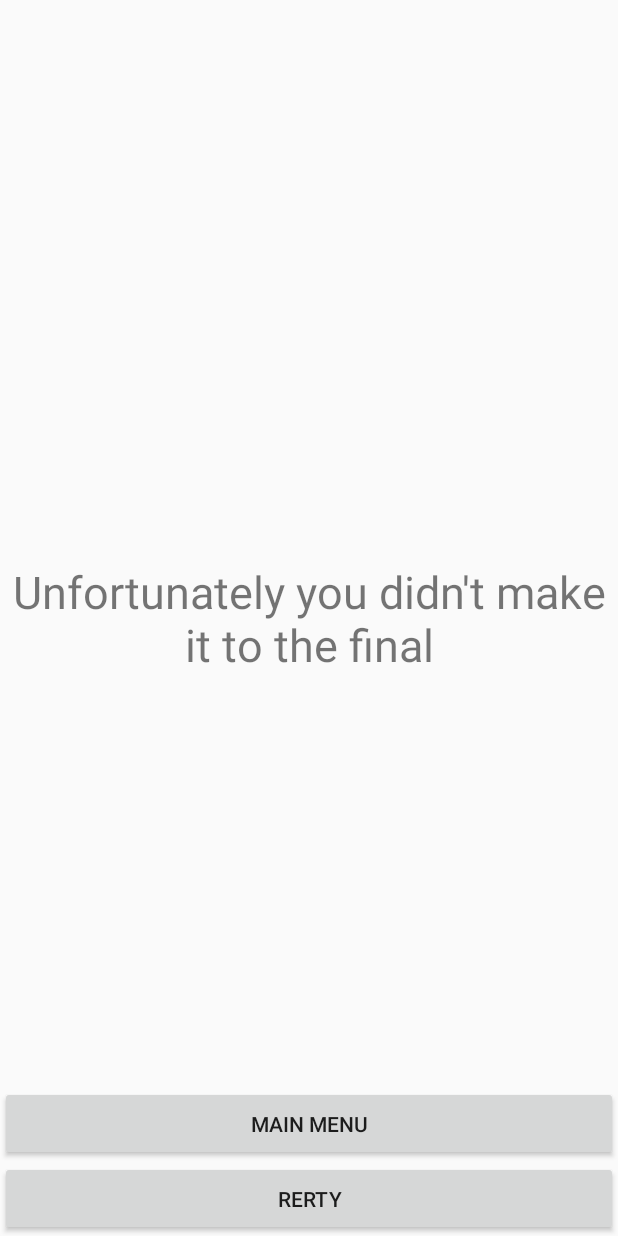
After one commit to Psiroulis/Football_Stop_Game, an Android app: the LostTheCup screen opened directly, with no data from a screen before it, on a phone screen of 412 x 824 dp. The commit adds this screen. Run offline under Robolectric (Android 15) with nearby library versions, the phone set to English and light mode, and no system bars.

Commit message:
fix end of match with tie and add activity intents(mac)

```diff
--- a/app/src/main/AndroidManifest.xml
+++ b/app/src/main/AndroidManifest.xml
@@ -32,7 +32,9 @@
             android:screenOrientation="portrait" />
         <activity android:name=".PasheOf8" />
         <activity android:name=".PhaseOf4" />
-        <activity android:name=".Final"></activity>
+        <activity android:name=".Final" />
+        <activity android:name=".LostTheCup" />
+        <activity android:name=".WinTheCup"></activity>
     </application>
 
 </manifest>
--- /dev/null
+++ b/app/src/main/java/gr/redpepper/footballrunningtime/LostTheCup.java
@@ -0,0 +1,77 @@
+package gr.redpepper.footballrunningtime;
+
+import android.app.Activity;
+import android.content.Intent;
+import android.os.Bundle;
+import android.view.View;
+import android.view.WindowManager;
+import android.widget.Button;
+
+public class LostTheCup extends Activity {
+
+    private Button retryBtn,mainBtn;
+
+    private int cup;
+    @Override
+    protected void onCreate(Bundle savedInstanceState) {
+        super.onCreate(savedInstanceState);
+        setContentView(R.layout.activity_lost_the_cup);
+
+        getWindow().addFlags(WindowManager.LayoutParams.FLAG_KEEP_SCREEN_ON);
+
+        getWindow().setFlags(WindowManager.LayoutParams.FLAG_FULLSCREEN,
+                WindowManager.LayoutParams.FLAG_FULLSCREEN);
+
+        findTheViews();
+
+        Intent intent = getIntent();
+
+        cup = intent.getIntExtra("choosenCup",0);
+
+
+    }
+
+    @Override
+    protected void onResume() {
+        super.onResume();
+
+        retryBtn.setOnClickListener(new View.OnClickListener() {
+            @Override
+            public void onClick(View view) {
+
+                Intent intent = new Intent(LostTheCup.this , TeamSelection.class);
+
+                intent.putExtra("choosenCup",cup);
+
+                LostTheCup.this.finish();
+
+                startActivity(intent);
+
+            }
+        });
+
+        mainBtn.setOnClickListener(new View.OnClickListener() {
+            @Override
+            public void onClick(View view) {
+
+                Intent intent = new Intent(LostTheCup.this , SinglePlayerMenu.class);
+
+                LostTheCup.this.finish();
+
+                startActivity(intent);
+
+            }
+        });
+    }
+
+    private void findTheViews(){
+
+        retryBtn = findViewById(R.id.loseRetryBtn);
+
+        mainBtn = findViewById(R.id.menuLoseBtn);
+
+    }
+
+    @Override
+    public void onBackPressed() {}
+}
--- a/app/src/main/java/gr/redpepper/footballrunningtime/MainActivity.java
+++ b/app/src/main/java/gr/redpepper/footballrunningtime/MainActivity.java
@@ -45,6 +45,8 @@ public class MainActivity extends Activity {
                 Intent intent = new Intent(MainActivity.this, SinglePlayerMenu.class);
 
                 startActivity(intent);
+
+                MainActivity.this.finish();
 
             }
         });
--- a/app/src/main/java/gr/redpepper/footballrunningtime/PagerAdapter.java
+++ b/app/src/main/java/gr/redpepper/footballrunningtime/PagerAdapter.java
@@ -95,6 +95,7 @@ public class PagerAdapter extends android.support.v4.view.PagerAdapter {
 
                     context.startActivity(intent);
 
+                    ((TeamSelection)context).finish();
                 }
             });
 
--- /dev/null
+++ b/app/src/main/res/layout/activity_lost_the_cup.xml
@@ -0,0 +1,30 @@
+<?xml version="1.0" encoding="utf-8"?>
+<RelativeLayout
+    xmlns:android="http://schemas.android.com/apk/res/android"
+    android:layout_width="match_parent"
+    android:layout_height="match_parent">
+
+    <TextView
+        android:id="@+id/messageLose"
+        android:layout_width="match_parent"
+        android:layout_height="wrap_content"
+        android:text="Unfortunately you didn't make it to the final"
+        android:textAlignment="center"
+        android:textSize="30sp"
+        android:layout_centerVertical="true"
+        android:layout_centerHorizontal="true"/>
+    <Button
+        android:id="@+id/loseRetryBtn"
+        android:layout_width="match_parent"
+        android:layout_height="50dip"
+        android:text="Rerty"
+        android:layout_alignParentBottom="true"/>
+
+    <Button
+        android:id="@+id/menuLoseBtn"
+        android:layout_width="match_parent"
+        android:layout_height="50dip"
+        android:text="Main MEnu"
+        android:layout_above="@id/loseRetryBtn"/>
+
+</RelativeLayout>
```
Also changed, not shown: app/src/main/java/gr/redpepper/footballrunningtime/MatchActivity.java (+49 -7 lines), app/src/main/java/gr/redpepper/footballrunningtime/PasheOf16.java (+15 -0 lines), app/src/main/java/gr/redpepper/footballrunningtime/SinglePlayerMenu.java (+11 -0 lines), app/src/main/java/gr/redpepper/footballrunningtime/TeamSelection.java (+11 -0 lines), app/src/main/java/gr/redpepper/footballrunningtime/WinTheCup.java (added, +13 -0 lines), app/src/main/res/layout/activity_win_the_cup.xml (added, +25 -0 lines).
